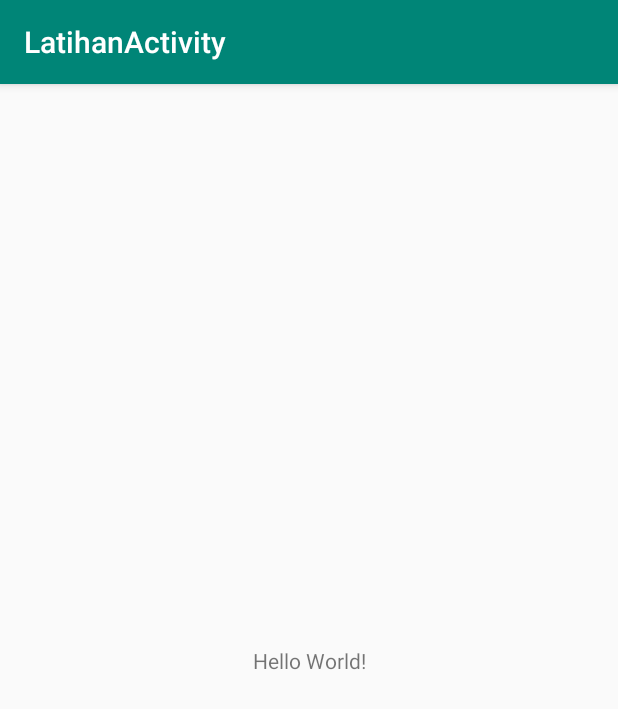
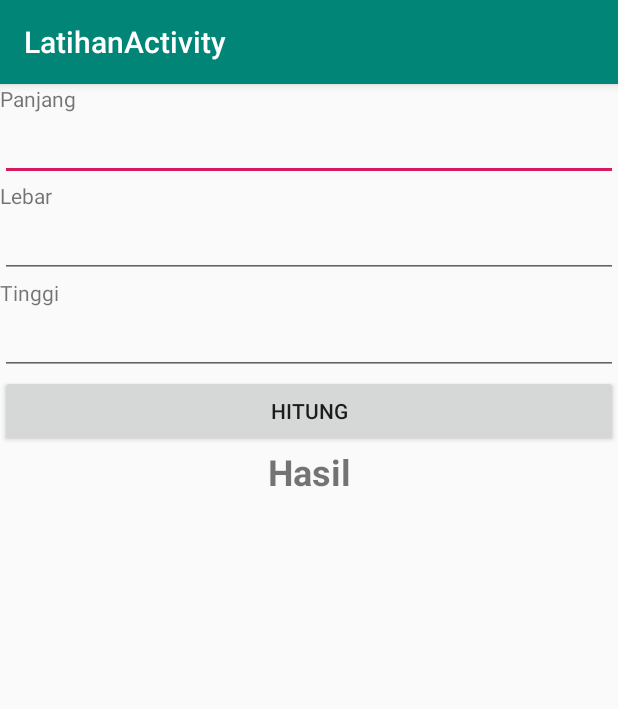
Before and after one commit to rtninetyseven/LatihanActivity, an Android app: the screen it shows after launch (MainActivity), on a phone screen of 412 x 824 dp. Shown: the top 709 px of the screen. Run offline under Robolectric (Android 15) with nearby library versions, the phone set to English and light mode, and no system bars.

Commit message:
FrontEnd Activity Main sudah tapi kurang yang Padding

```diff
--- a/app/src/main/res/layout/activity_main.xml
+++ b/app/src/main/res/layout/activity_main.xml
@@ -1,5 +1,7 @@
 <?xml version="1.0" encoding="utf-8"?>
-<android.support.constraint.ConstraintLayout xmlns:android="http://schemas.android.com/apk/res/android"
+<LinearLayout
+    android:orientation="vertical"
+    xmlns:android="http://schemas.android.com/apk/res/android"
     xmlns:app="http://schemas.android.com/apk/res-auto"
     xmlns:tools="http://schemas.android.com/tools"
     android:layout_width="match_parent"
@@ -7,12 +9,47 @@
     tools:context=".MainActivity">
 
     <TextView
-        android:layout_width="wrap_content"
+        android:layout_width="match_parent"
         android:layout_height="wrap_content"
-        android:text="Hello World!"
-        app:layout_constraintBottom_toBottomOf="parent"
-        app:layout_constraintLeft_toLeftOf="parent"
-        app:layout_constraintRight_toRightOf="parent"
-        app:layout_constraintTop_toTopOf="parent" />
-
-</android.support.constraint.ConstraintLayout>
+        android:text="@string/length"
+        />
+    <EditText
+        android:layout_width="match_parent"
+        android:layout_height="wrap_content"
+        android:id="@+id/edt_length"
+        android:inputType="numberDecimal"
+        android:lines="1"/>
+    <TextView
+        android:layout_width="match_parent"
+        android:layout_height="wrap_content"
+        android:text="@string/width"/>
+    <EditText
+        android:layout_width="match_parent"
+        android:layout_height="wrap_content"
+        android:id="@+id/edt_width"
+        android:inputType="numberDecimal"
+        android:lines="1"/>
+    <TextView
+        android:layout_width="match_parent"
+        android:layout_height="wrap_content"
+        android:text="@string/height"/>
+    <EditText
+        android:layout_width="match_parent"
+        android:layout_height="wrap_content"
+        android:id="@+id/edt_height"
+        android:inputType="numberDecimal"
+        android:lines="1"/>
+    <Button
+        android:layout_width="match_parent"
+        android:layout_height="wrap_content"
+        android:id="@+id/btn_calculate"
+        android:text="@string/calculate"/>
+    <TextView
+        android:layout_width="match_parent"
+        android:layout_height="wrap_content"
+        android:id="@+id/tv_result"
+        android:gravity="center"
+        android:text="@string/result"
+        android:textSize="24sp"
+        android:textStyle="bold"/>
+</LinearLayout>
--- a/app/src/main/res/values/strings.xml
+++ b/app/src/main/res/values/strings.xml
@@ -1,3 +1,8 @@
 <resources>
     <string name="app_name">LatihanActivity</string>
+    <string name="length">Panjang</string>
+    <string name="width">Lebar</string>
+    <string name="height">Tinggi</string>
+    <string name="calculate">Hitung</string>
+    <string name="result">Hasil</string>
 </resources>
```
